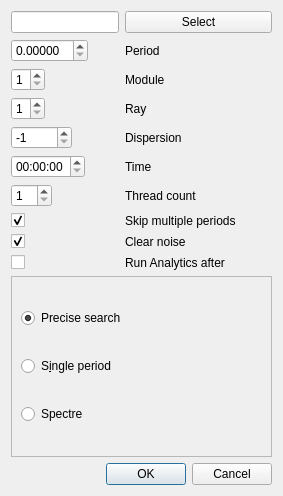
Qt form src/precisesearchgui.ui (vtyulb/BSA-Analytics) before a commit.
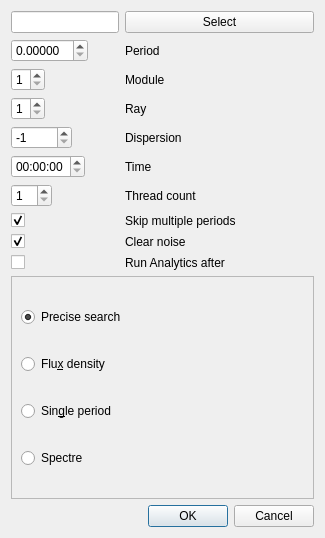
The same form after that commit.

```diff
--- a/src/precisesearchgui.ui
+++ b/src/precisesearchgui.ui
@@ -6,8 +6,8 @@
    <rect>
     <x>0</x>
     <y>0</y>
-    <width>283</width>
-    <height>496</height>
+    <width>325</width>
+    <height>538</height>
    </rect>
   </property>
   <property name="windowTitle">
@@ -195,10 +195,17 @@
         </property>
        </widget>
       </item>
+      <item>
+       <widget class="QRadioButton" name="fluxDensity">
+        <property name="text">
+         <string>Flu&amp;x density</string>
+        </property>
+       </widget>
+      </item>
       <item>
        <widget class="QRadioButton" name="singlePeriod">
         <property name="text">
-         <string>S&amp;ingle period</string>
+         <string>Sin&amp;gle period</string>
         </property>
        </widget>
       </item>
```
